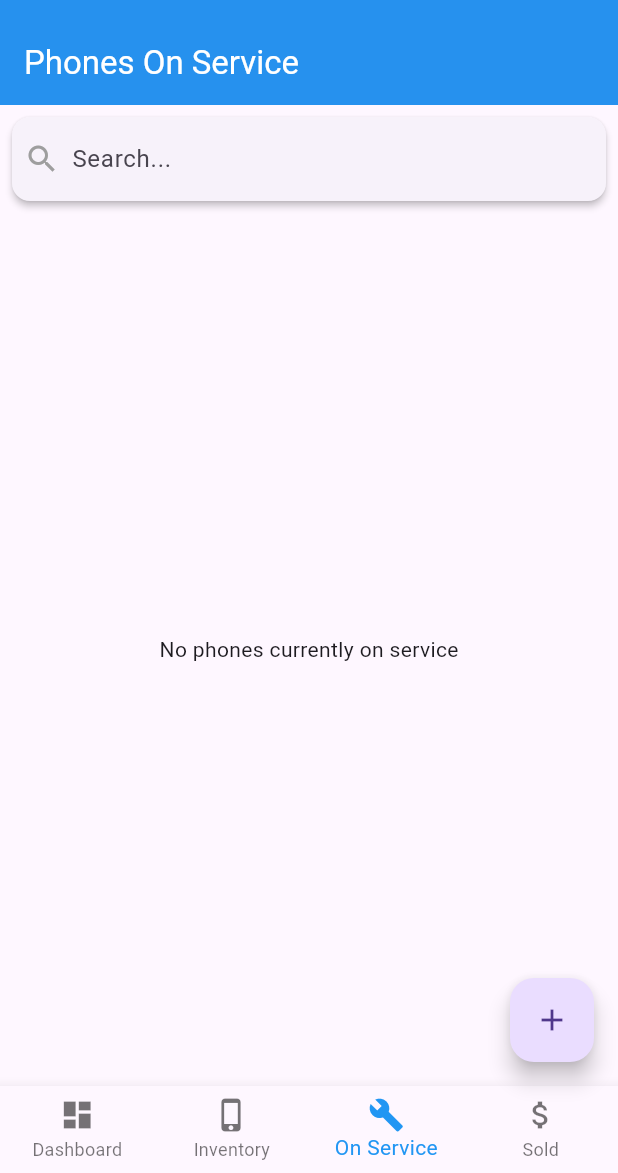
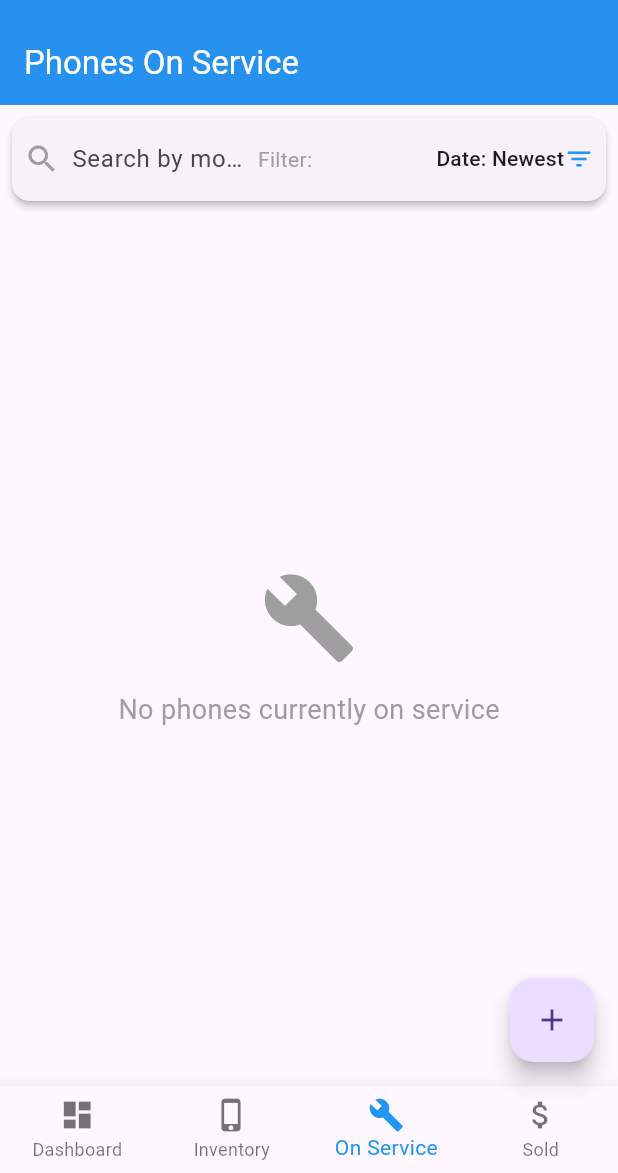
Before and after one commit to kurniawansivan/jbiphone-stock, a Flutter app: the screen it shows after launch, item 3 of the bottom bar chosen, on a phone screen of 412 x 824 dp, the part 63-1236 px from its top. Run offline on Flutter 3.47's test engine with Material 2 defaults, Android fonts, the phone set to English and light mode, and no system bars; our stand-ins replace sqflite; accounts and stored records are empty.

Commit message:
Feat: Filter on On Service Page

```diff
--- a/lib/screens/on_service_phones_screen.dart
+++ b/lib/screens/on_service_phones_screen.dart
@@ -7,47 +7,212 @@ import 'phone_detail_screen.dart';
 import 'service_phone_screen.dart';
 import '../widgets/search_filter_bar.dart';
 
-class OnServicePhonesScreen extends StatelessWidget {
+class OnServicePhonesScreen extends StatefulWidget {
   const OnServicePhonesScreen({super.key});
 
   @override
+  State<OnServicePhonesScreen> createState() => _OnServicePhonesScreenState();
+}
+
+class _OnServicePhonesScreenState extends State<OnServicePhonesScreen> {
+  final TextEditingController _searchController = TextEditingController();
+  String? _selectedFilter;
+  List<Phone> _filteredServicePhones = [];
+
+  final List<FilterOption> _filterOptions = [
+    FilterOption(label: 'All', value: 'all'),
+    FilterOption(label: 'Model', value: 'model'),
+    FilterOption(label: 'Service Name', value: 'service'),
+    FilterOption(label: 'Service Center', value: 'center'),
+    FilterOption(label: 'Service Price: Low to High', value: 'price_asc'),
+    FilterOption(label: 'Service Price: High to Low', value: 'price_desc'),
+    FilterOption(label: 'Date: Newest', value: 'date_desc'),
+    FilterOption(label: 'Date: Oldest', value: 'date_asc'),
+  ];
+
+  @override
+  void initState() {
+    super.initState();
+    _selectedFilter = 'date_desc';
+
+    WidgetsBinding.instance.addPostFrameCallback((_) {
+      _updateFilteredList();
+    });
+  }
+
+  @override
+  void dispose() {
+    _searchController.dispose();
+    super.dispose();
+  }
+
+  void _filterPhones(String query) {
+    setState(() {
+      _updateFilteredList();
+    });
+  }
+
+  void _updateFilteredList() {
+    final phoneProvider = Provider.of<PhoneProvider>(context, listen: false);
+    final query = _searchController.text.toLowerCase();
+
+    _filteredServicePhones = phoneProvider.onServicePhones.where((phone) {
+      bool matchesSearch = true;
+
+      if (query.isNotEmpty) {
+        matchesSearch = phone.model.toLowerCase().contains(query) ||
+            phone.imei.toLowerCase().contains(query) ||
+            (phone.serviceName?.toLowerCase().contains(query) ?? false) ||
+            (phone.serviceCenterName?.toLowerCase().contains(query) ?? false) ||
+            (phone.notes?.toLowerCase().contains(query) ?? false);
+      }
+
+      return matchesSearch;
+    }).toList();
+
+    // Apply sorting based on selected filter
+    _applySorting();
+  }
+
+  void _applySorting() {
+    switch (_selectedFilter) {
+      case 'price_asc':
+        _filteredServicePhones.sort(
+            (a, b) => (a.servicePrice ?? 0).compareTo(b.servicePrice ?? 0));
+        break;
+      case 'price_desc':
+        _filteredServicePhones.sort(
+            (a, b) => (b.servicePrice ?? 0).compareTo(a.servicePrice ?? 0));
+        break;
+      case 'date_desc':
+        _filteredServicePhones
+            .sort((a, b) => b.purchaseDate.compareTo(a.purchaseDate));
+        break;
+      case 'date_asc':
+        _filteredServicePhones
+            .sort((a, b) => a.purchaseDate.compareTo(b.purchaseDate));
+        break;
+      case 'model':
+        _filteredServicePhones.sort((a, b) => a.model.compareTo(b.model));
+        break;
+      case 'service':
+        _filteredServicePhones.sort(
+            (a, b) => (a.serviceName ?? '').compareTo(b.serviceName ?? ''));
+        break;
+      case 'center':
+        _filteredServicePhones.sort((a, b) =>
+            (a.serviceCenterName ?? '').compareTo(b.serviceCenterName ?? ''));
+        break;
+      case 'all':
+      default:
+        // Default sorting by date (newest first)
+        _filteredServicePhones
+            .sort((a, b) => b.purchaseDate.compareTo(a.purchaseDate));
+        break;
+    }
+  }
+
+  @override
   Widget build(BuildContext context) {
+    final phoneProvider = Provider.of<PhoneProvider>(context);
+
+    // Update filtered list when phone data changes
+    if (_filteredServicePhones.isEmpty &&
+        phoneProvider.onServicePhones.isNotEmpty) {
+      _updateFilteredList();
+    }
+
     return Scaffold(
       appBar: AppBar(
         title: const Text('Phones On Service'),
+        automaticallyImplyLeading: false,
       ),
       body: Column(
         children: [
           // Search filter bar
           SearchFilterBar(
-            onChanged: (value) {
-              Provider.of<PhoneProvider>(context, listen: false).loadPhones();
+            searchController: _searchController,
+            onSearch: _filterPhones,
+            filterOptions: _filterOptions,
+            selectedFilter: _selectedFilter,
+            onFilterChanged: (value) {
+              setState(() {
+                _selectedFilter = value;
+                _updateFilteredList();
+              });
             },
+            searchHint: 'Search by model, service, or IMEI',
+            onChanged: (value) {},
           ),
 
           // List of phones on service
           Expanded(
-            child: Consumer<PhoneProvider>(
-              builder: (context, phoneProvider, child) {
-                final phones = phoneProvider.onServicePhones;
+            child: _filteredServicePhones.isEmpty
+                ? _buildEmptyState()
+                : _buildServicePhonesList(),
+          ),
+        ],
+      ),
+    );
+  }
 
-                if (phones.isEmpty) {
-                  return const Center(
-                    child: Text('No phones currently on service'),
-                  );
-                }
+  Widget _buildEmptyState() {
+    if (_searchController.text.isNotEmpty) {
+      return Center(
+        child: Column(
+          mainAxisAlignment: MainAxisAlignment.center,
+          children: const [
+            Icon(
+              Icons.search_off,
+              size: 64,
+              color: Colors.grey,
+            ),
+            SizedBox(height: 16),
+            Text(
+              'No matching phones found',
+              style: TextStyle(
+                fontSize: 18,
+                color: Colors.grey,
+              ),
+            ),
+          ],
+        ),
+      );
+    }
 
-                return ListView.builder(
-                  itemCount: phones.length,
-                  itemBuilder: (context, index) {
-                    final phone = phones[index];
-                    return _buildServicePhoneCard(context, phone);
-                  },
-                );
-              },
+    return Center(
+      child: Column(
+        mainAxisAlignment: MainAxisAlignment.center,
+        children: const [
+          Icon(
+            Icons.build,
+            size: 64,
+            color: Colors.grey,
+          ),
+          SizedBox(height: 16),
+          Text(
+            'No phones currently on service',
+            style: TextStyle(
+              fontSize: 18,
+              color: Colors.grey,
             ),
           ),
         ],
+      ),
+    );
+  }
+
+  Widget _buildServicePhonesList() {
+    return RefreshIndicator(
+      onRefresh: () async {
+        await Provider.of<PhoneProvider>(context, listen: false).loadPhones();
+        _updateFilteredList();
+      },
+      child: ListView.builder(
+        itemCount: _filteredServicePhones.length,
+        itemBuilder: (context, index) {
+          return _buildServicePhoneCard(context, _filteredServicePhones[index]);
+        },
       ),
     );
   }
@@ -62,7 +227,7 @@ class OnServicePhonesScreen extends StatelessWidget {
             MaterialPageRoute(
               builder: (context) => PhoneDetailScreen(phone: phone),
             ),
-          );
+          ).then((_) => _updateFilteredList());
         },
         child: Padding(
           padding: const EdgeInsets.all(16),
@@ -132,7 +297,7 @@ class OnServicePhonesScreen extends StatelessWidget {
                           builder: (context) =>
                               ServicePhoneScreen(phone: phone),
                         ),
-                      );
+                      ).then((_) => _updateFilteredList());
                     },
                     icon: const Icon(Icons.edit, size: 18),
                     label: const Text('Edit Service'),
@@ -164,6 +329,7 @@ class OnServicePhonesScreen extends StatelessWidget {
                                       content: Text('Phone marked as in stock'),
                                     ),
                                   );
+                                  _updateFilteredList();
                                 }
                               },
                               child: const Text('CONFIRM'),
```
